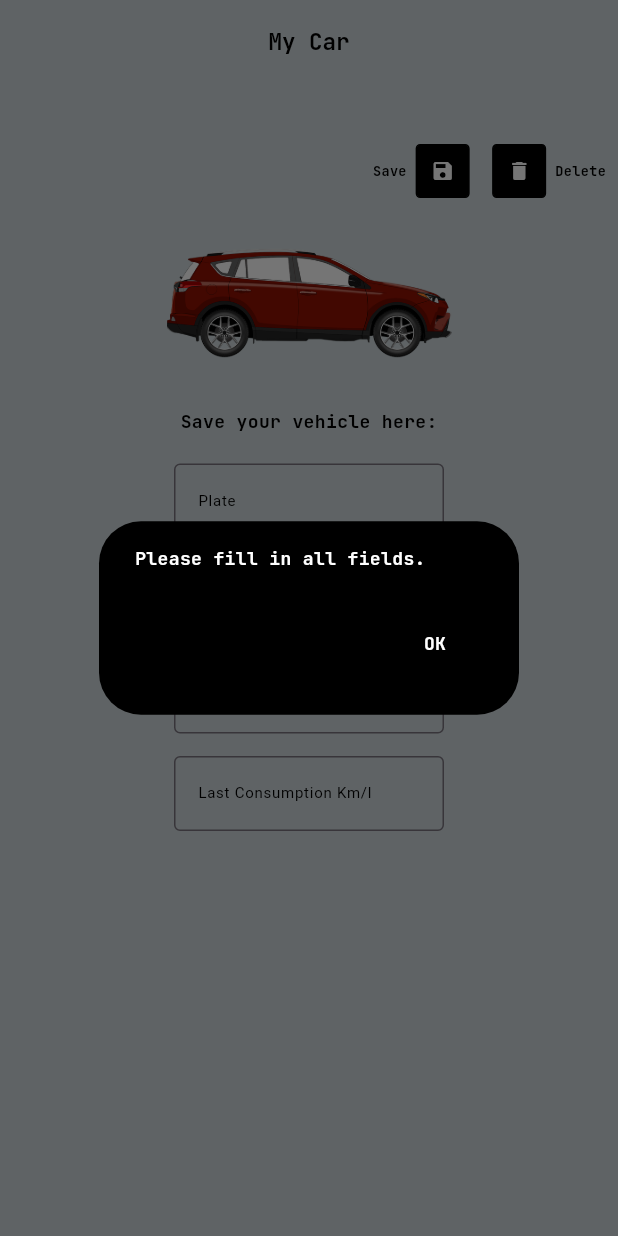
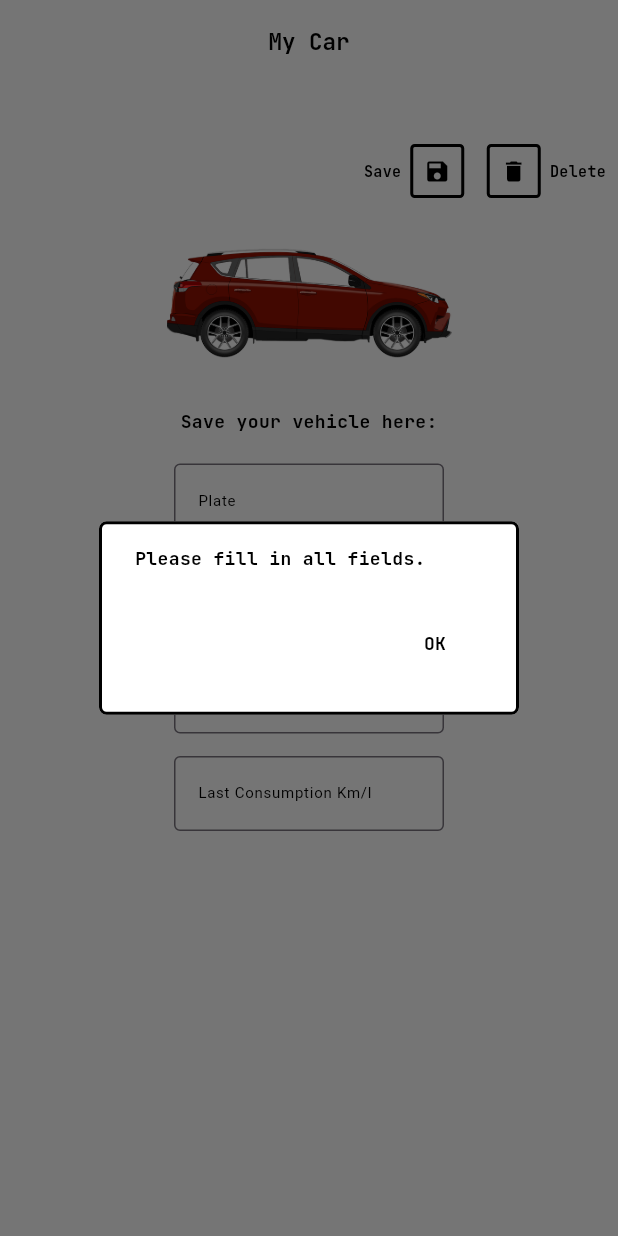
Before and after one commit to Victor-Zarzar/alcool_ou_gasolina, a Flutter app: the MyCarPage screen opened directly, after a tap on the "save" icon, on a phone screen of 412 x 824 dp. Run offline on Flutter 3.47's test engine with Material 3 defaults, Android fonts, the phone set to English and light mode, and no system bars; drawn by our look-alikes of getwidget; our stand-ins replace easy_localization, flutter_local_notifications, google_fonts, shared_preferences, timezone; accounts and stored records are empty.

Commit message:
Refactor layout project.

```diff
--- a/lib/features/app_theme.dart
+++ b/lib/features/app_theme.dart
@@ -3,11 +3,11 @@ import 'dart:ui';
 class AppTheme {
   AppTheme._();
 
-  static Color get primaryColor => const Color(0xFFCFD8DC);
+  static Color get primaryColor => const Color(0xFFFFFFFF);
 
   static Color get secondaryColor => const Color(0x00000000);
 
-  static Color get thirdColor => const Color(0xFF212121);
+  static Color get thirdColor => const Color(0xFF000000);
 }
 
 class TextColor {
@@ -29,7 +29,7 @@ class FormColor {
 
   static Color get primaryColor => const Color(0xFF000000);
 
-  static Color get secondaryColor => const Color(0XFFBDBDBD);
+  static Color get secondaryColor => const Color(0xFFFFFFFF);
 }
 
 class IconColor {
@@ -81,7 +81,7 @@ class SwitchColor {
 
   static Color get primaryColor => const Color(0xFFECEFF1);
 
-  static Color get secondaryColor => const Color(0xFFCFD8DC);
+  static Color get secondaryColor => const Color(0xFFFFFFFF);
 
   static Color get thirdColor => const Color(0xFF000000);
 
@@ -93,7 +93,15 @@ class SwitchColor {
 class ButtonColor {
   ButtonColor._();
 
-  static Color get primaryColor => const Color(0xFF9E9E9E);
+  static Color get primaryColor => const Color(0xFFFFFFFF);
 
   static Color get secondaryColor => const Color(0xFF000000);
 }
+
+class AlertDialogColor {
+  AlertDialogColor._();
+
+  static Color get primaryColor => const Color(0xFF212121);
+
+  static Color get secondaryColor => const Color(0xFFFFFFFF);
+}
--- a/lib/main.dart
+++ b/lib/main.dart
@@ -1,6 +1,6 @@
 import 'package:alcool_ou_gasolina/controller/notification_controller.dart';
 import 'package:alcool_ou_gasolina/features/darktheme_provider_app.dart';
-import 'package:alcool_ou_gasolina/screens/intro_page.dart';
+import 'package:alcool_ou_gasolina/screens/app_page.dart';
 import 'package:easy_localization/easy_localization.dart';
 import 'package:flutter/material.dart';
 import 'package:provider/provider.dart';
@@ -48,7 +48,7 @@ class _MyAppState extends State<MyApp> {
             localizationsDelegates: context.localizationDelegates,
             supportedLocales: context.supportedLocales,
             locale: context.locale,
-            home: const IntroPage(),
+            home: const AppPage(),
             themeMode: notifier.isDark ? ThemeMode.dark : ThemeMode.light,
             darkTheme:
                 notifier.isDark ? notifier.darkTheme : notifier.lightTheme,
--- a/lib/screens/mycar_app.dart
+++ b/lib/screens/mycar_app.dart
@@ -63,9 +63,18 @@ class _MyCarPageState extends State<MyCarPage> {
         return Consumer<UiProvider>(
           builder: (context, notifier, child) {
             return AlertDialog(
+              shape: RoundedRectangleBorder(
+                borderRadius: BorderRadius.circular(5),
+                side: BorderSide(
+                  color: notifier.isDark
+                      ? AppTheme.primaryColor
+                      : AppTheme.thirdColor,
+                  width: 2,
+                ),
+              ),
               backgroundColor: notifier.isDark
-                  ? ButtonColor.primaryColor
-                  : ButtonColor.secondaryColor,
+                  ? AlertDialogColor.primaryColor
+                  : AlertDialogColor.secondaryColor,
               content: Text(
                 'pleasefillinallfields'.tr(),
                 style: GoogleFonts.jetBrainsMono(
@@ -74,7 +83,7 @@ class _MyCarPageState extends State<MyCarPage> {
                     fontWeight: FontWeight.bold,
                     color: notifier.isDark
                         ? TextColor.secondaryColor
-                        : TextColor.secondaryColor,
+                        : TextColor.primaryColor,
                   ),
                 ),
               ),
@@ -91,7 +100,7 @@ class _MyCarPageState extends State<MyCarPage> {
                         fontWeight: FontWeight.bold,
                         color: notifier.isDark
                             ? TextColor.secondaryColor
-                            : TextColor.secondaryColor,
+                            : TextColor.primaryColor,
                       ),
                     ),
                   ),
@@ -111,9 +120,18 @@ class _MyCarPageState extends State<MyCarPage> {
         return Consumer<UiProvider>(
           builder: (context, notifier, child) {
             return AlertDialog(
+              shape: RoundedRectangleBorder(
+                borderRadius: BorderRadius.circular(5),
+                side: BorderSide(
+                  color: notifier.isDark
+                      ? AppTheme.primaryColor
+                      : AppTheme.thirdColor,
+                  width: 2,
+                ),
+              ),
               backgroundColor: notifier.isDark
-                  ? ButtonColor.primaryColor
-                  : ButtonColor.secondaryColor,
+                  ? AlertDialogColor.primaryColor
+                  : AlertDialogColor.secondaryColor,
               content: Text(
                 'datasavedsuccessfully'.tr(),
                 style: GoogleFonts.jetBrainsMono(
@@ -122,7 +140,7 @@ class _MyCarPageState extends State<MyCarPage> {
                     fontWeight: FontWeight.bold,
                     color: notifier.isDark
                         ? TextColor.secondaryColor
-                        : TextColor.secondaryColor,
+                        : TextColor.primaryColor,
                   ),
                 ),
               ),
@@ -139,7 +157,7 @@ class _MyCarPageState extends State<MyCarPage> {
                         fontWeight: FontWeight.bold,
                         color: notifier.isDark
                             ? TextColor.secondaryColor
-                            : TextColor.secondaryColor,
+                            : TextColor.primaryColor,
                       ),
                     ),
                   ),
@@ -182,9 +200,18 @@ class _MyCarPageState extends State<MyCarPage> {
         return Consumer<UiProvider>(
           builder: (context, notifier, child) {
             return AlertDialog(
+              shape: RoundedRectangleBorder(
+                borderRadius: BorderRadius.circular(5),
+                side: BorderSide(
+                  color: notifier.isDark
+                      ? AppTheme.primaryColor
+                      : AppTheme.thirdColor,
+                  width: 2,
+                ),
+              ),
               backgroundColor: notifier.isDark
-                  ? ButtonColor.primaryColor
-                  : ButtonColor.secondaryColor,
+                  ? AlertDialogColor.primaryColor
+                  : AlertDialogColor.secondaryColor,
               content: Text(
                 'nodatatodelete'.tr(),
                 style: GoogleFonts.jetBrainsMono(
@@ -193,7 +220,7 @@ class _MyCarPageState extends State<MyCarPage> {
                     fontWeight: FontWeight.bold,
                     color: notifier.isDark
                         ? TextColor.secondaryColor
-                        : TextColor.secondaryColor,
+                        : TextColor.primaryColor,
                   ),
                 ),
               ),
@@ -210,7 +237,7 @@ class _MyCarPageState extends State<MyCarPage> {
                         fontWeight: FontWeight.bold,
                         color: notifier.isDark
                             ? TextColor.secondaryColor
-                            : TextColor.secondaryColor,
+                            : TextColor.primaryColor,
                       ),
                     ),
                   ),
@@ -316,7 +343,7 @@ class _MyCarPageState extends State<MyCarPage> {
                             'save'.tr(),
                             style: GoogleFonts.jetBrainsMono(
                               textStyle: TextStyle(
-                                fontSize: 9,
+                                fontSize: 10,
                                 fontWeight: FontWeight.bold,
                                 color: notifier.isDark
                                     ? TextColor.secondaryColor
@@ -326,6 +353,7 @@ class _MyCarPageState extends State<MyCarPage> {
                           ),
                           const SizedBox(width: 6),
                           GFIconButton(
+                            type: GFButtonType.outline2x,
                             tooltip: 'save'.tr(),
                             size: 30,
                             color: notifier.isDark
@@ -338,13 +366,14 @@ class _MyCarPageState extends State<MyCarPage> {
                               Icons.save,
                               color: notifier.isDark
                                   ? TextColor.secondaryColor
-                                  : TextColor.secondaryColor,
-                              size: 16,
+                                  : TextColor.primaryColor,
+                              size: 18,
                               semanticLabel: 'save'.tr(),
                             ),
                           ),
                           const SizedBox(width: 15),
                           GFIconButton(
+                            type: GFButtonType.outline2x,
                             tooltip: 'delete'.tr(),
                             size: 30,
                             color: notifier.isDark
@@ -357,8 +386,8 @@ class _MyCarPageState extends State<MyCarPage> {
                               Icons.delete,
                               color: notifier.isDark
                                   ? TextColor.secondaryColor
-                                  : TextColor.secondaryColor,
-                              size: 16,
+                                  : TextColor.primaryColor,
+                              size: 18,
                               semanticLabel: 'delete'.tr(),
                             ),
                           ),
@@ -367,7 +396,7 @@ class _MyCarPageState extends State<MyCarPage> {
                             'delete'.tr(),
                             style: GoogleFonts.jetBrainsMono(
                               textStyle: TextStyle(
-                                fontSize: 9,
+                                fontSize: 10,
                                 fontWeight: FontWeight.bold,
                                 color: notifier.isDark
                                     ? TextColor.secondaryColor
--- a/pubspec.yaml
+++ b/pubspec.yaml
@@ -1,6 +1,6 @@
 name: alcool_ou_gasolina
 description: "A new Flutter project."
-publish_to: 'none' # Remove this line if you wish to publish to pub.dev
+publish_to: 'none'
 
 version: 1.0.0+1
 
@@ -16,10 +16,10 @@ dependencies:
   getwidget: ^5.0.0
   easy_localization: ^3.0.7
   provider: ^6.1.2
-  shared_preferences: ^2.3.5
+  shared_preferences: ^2.4.0
   flutter_local_notifications: ^18.0.1
   timezone: ^0.10.0
-  http: ^1.2.2
+  http: ^1.3.0
   url_launcher: ^6.3.1
 
 dev_dependencies:
```
Also changed, not shown: lib/screens/consumption_page.dart (+17 -5 lines), lib/screens/fipe_page.dart (+23 -34 lines), lib/screens/home_page.dart (+17 -5 lines), lib/screens/intro_page.dart (deleted, +0 -196 lines), lib/screens/liters_page.dart (+17 -5 lines), assets/gasoline.png (deleted), assets/intropageandroid.png (deleted), assets/intropageios.png (deleted), pubspec.lock.
